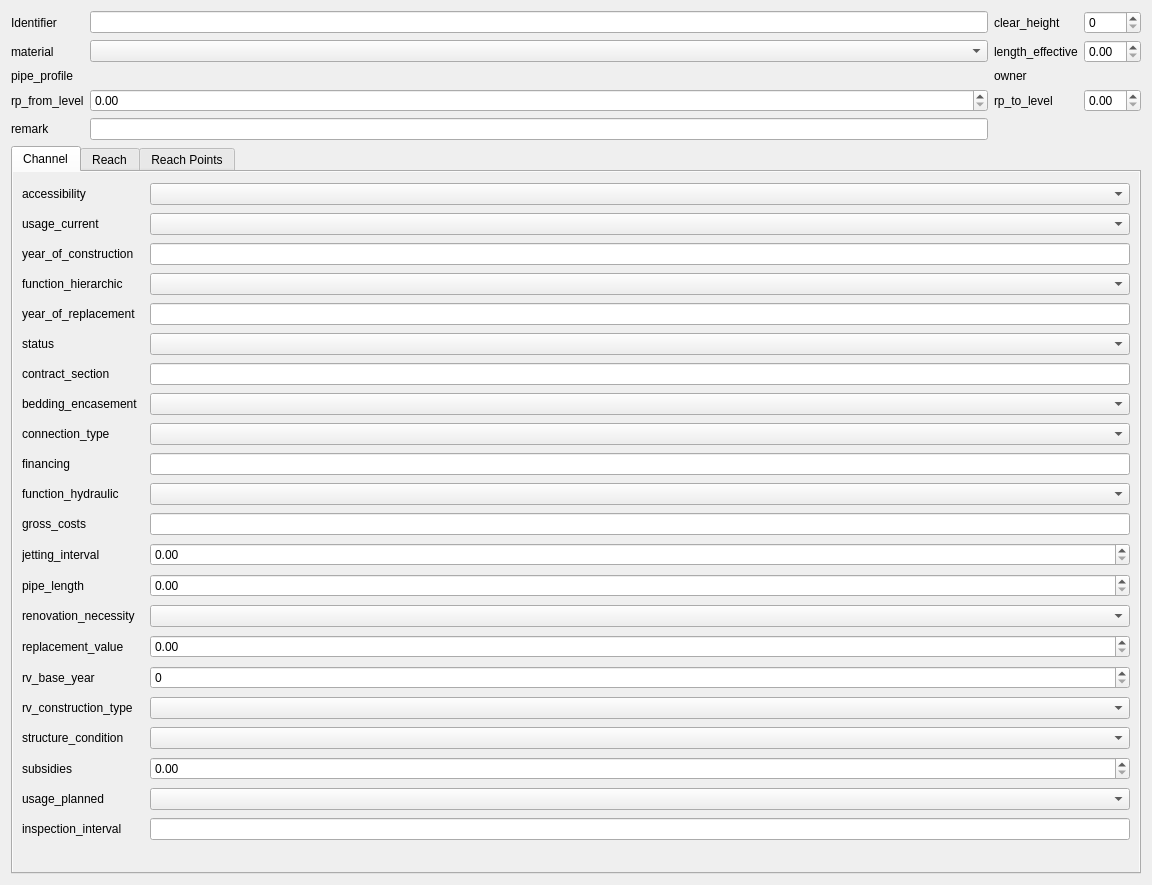
Qt form project/forms/reach-channel-wizard.ui (QGEP/QGEP) before a commit.
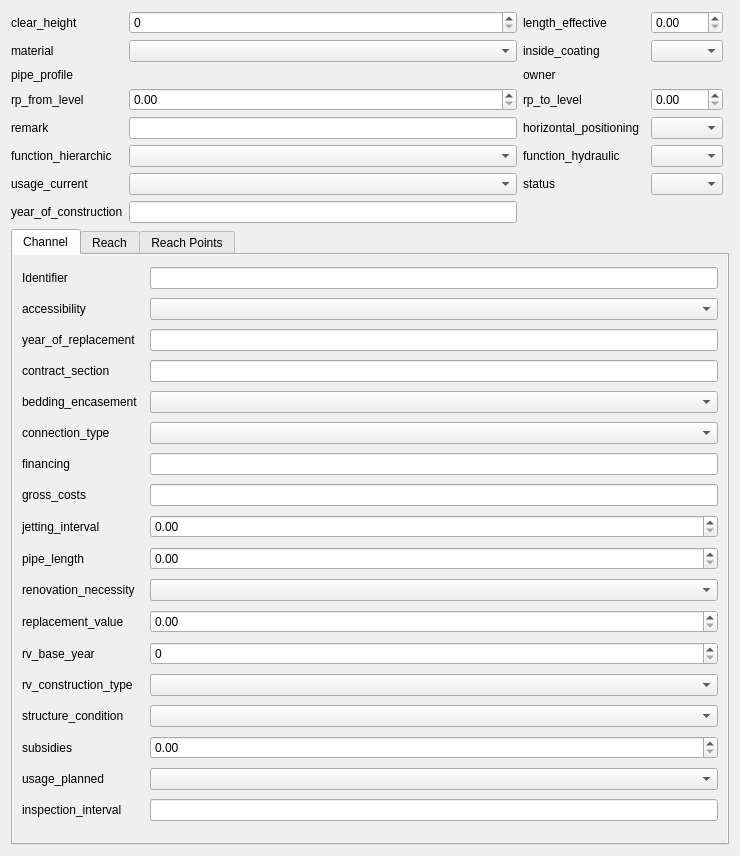
The same form after that commit. The open tabs and pages were chosen to show the change. Custom widgets are drawn as their Qt base class.

Commit message: Improve wizard forms

```diff
--- a/project/forms/reach-channel-wizard.ui
+++ b/project/forms/reach-channel-wizard.ui
@@ -6,51 +6,14 @@
    <rect>
     <x>0</x>
     <y>0</y>
-    <width>1152</width>
-    <height>885</height>
+    <width>740</width>
+    <height>856</height>
    </rect>
   </property>
   <property name="windowTitle">
    <string>Form</string>
   </property>
   <layout class="QGridLayout" name="gridLayout">
-   <item row="0" column="0">
-    <widget class="QLabel" name="label_17">
-     <property name="text">
-      <string>Identifier</string>
-     </property>
-    </widget>
-   </item>
-   <item row="2" column="0">
-    <widget class="QLabel" name="label_15">
-     <property name="text">
-      <string>pipe_profile</string>
-     </property>
-    </widget>
-   </item>
-   <item row="2" column="3">
-    <widget class="QgsRelationReferenceWidget" name="fk_owner"/>
-   </item>
-   <item row="3" column="1">
-    <widget class="QDoubleSpinBox" name="rp_from_level"/>
-   </item>
-   <item row="2" column="2">
-    <widget class="QLabel" name="label_38">
-     <property name="text">
-      <string>owner</string>
-     </property>
-    </widget>
-   </item>
-   <item row="1" column="3">
-    <widget class="QDoubleSpinBox" name="length_effective"/>
-   </item>
-   <item row="1" column="0">
-    <widget class="QLabel" name="label_8">
-     <property name="text">
-      <string>material</string>
-     </property>
-    </widget>
-   </item>
    <item row="2" column="1">
     <widget class="QgsRelationReferenceWidget" name="fk_pipe_profile">
      <property name="embedForm" stdset="0">
@@ -61,34 +24,82 @@
      </property>
     </widget>
    </item>
-   <item row="0" column="1">
-    <widget class="QLineEdit" name="identifier">
-     <property name="sizePolicy">
-      <sizepolicy hsizetype="Minimum" vsizetype="Fixed">
-       <horstretch>0</horstretch>
-       <verstretch>0</verstretch>
-      </sizepolicy>
+   <item row="8" column="0">
+    <widget class="QLabel" name="label_47">
+     <property name="text">
+      <string>year_of_construction</string>
      </property>
     </widget>
    </item>
+   <item row="2" column="4">
+    <widget class="QgsRelationReferenceWidget" name="fk_owner"/>
+   </item>
+   <item row="2" column="2">
+    <widget class="QLabel" name="label_38">
+     <property name="text">
+      <string>owner</string>
+     </property>
+    </widget>
+   </item>
+   <item row="3" column="1">
+    <widget class="QDoubleSpinBox" name="rp_from_level"/>
+   </item>
+   <item row="7" column="2">
+    <widget class="QLabel" name="label_41">
+     <property name="text">
+      <string>status</string>
+     </property>
+    </widget>
+   </item>
+   <item row="2" column="0">
+    <widget class="QLabel" name="label_15">
+     <property name="text">
+      <string>pipe_profile</string>
+     </property>
+    </widget>
+   </item>
+   <item row="5" column="2">
+    <widget class="QLabel" name="label_62">
+     <property name="text">
+      <string>function_hydraulic</string>
+     </property>
+    </widget>
+   </item>
+   <item row="7" column="1">
+    <widget class="QComboBox" name="usage_current"/>
+   </item>
    <item row="0" column="2">
-    <widget class="QLabel" name="label_2">
-     <property name="text">
-      <string>clear_height</string>
-     </property>
-    </widget>
-   </item>
-   <item row="1" column="2">
     <widget class="QLabel" name="label_7">
      <property name="text">
       <string>length_effective</string>
      </property>
     </widget>
    </item>
-   <item row="11" column="0" colspan="4">
+   <item row="0" column="0">
+    <widget class="QLabel" name="label_2">
+     <property name="text">
+      <string>clear_height</string>
+     </property>
+    </widget>
+   </item>
+   <item row="1" column="0">
+    <widget class="QLabel" name="label_8">
+     <property name="text">
+      <string>material</string>
+     </property>
+    </widget>
+   </item>
+   <item row="3" column="2">
+    <widget class="QLabel" name="label_18">
+     <property name="text">
+      <string>rp_to_level</string>
+     </property>
+    </widget>
+   </item>
+   <item row="14" column="0" colspan="6">
     <widget class="QTabWidget" name="tabWidget">
      <property name="currentIndex">
-      <number>0</number>
+      <number>2</number>
      </property>
      <widget class="QWidget" name="tab_4">
       <attribute name="title">
@@ -110,231 +121,198 @@
           <property name="geometry">
            <rect>
             <x>0</x>
-            <y>0</y>
-            <width>1117</width>
-            <height>826</height>
+            <y>-199</y>
+            <width>705</width>
+            <height>686</height>
            </rect>
           </property>
           <layout class="QGridLayout" name="gridLayout_8">
-           <item row="1" column="0">
-            <widget class="QLabel" name="label_40">
-             <property name="text">
-              <string>usage_current</string>
-             </property>
-            </widget>
-           </item>
-           <item row="4" column="2">
-            <widget class="QLineEdit" name="year_of_replacement"/>
-           </item>
-           <item row="17" column="0">
-            <widget class="QLabel" name="label_57">
-             <property name="text">
-              <string>rv_base_year</string>
-             </property>
-            </widget>
-           </item>
-           <item row="8" column="2">
-            <widget class="QComboBox" name="bedding_encasement"/>
-           </item>
            <item row="9" column="0">
-            <widget class="QLabel" name="label_61">
-             <property name="text">
-              <string>connection_type</string>
-             </property>
-            </widget>
-           </item>
-           <item row="7" column="2">
-            <widget class="QLineEdit" name="contract_section"/>
-           </item>
-           <item row="8" column="0">
             <widget class="QLabel" name="label_52">
              <property name="text">
               <string>bedding_encasement</string>
              </property>
             </widget>
            </item>
-           <item row="10" column="0">
-            <widget class="QLabel" name="label_58">
-             <property name="text">
-              <string>financing</string>
-             </property>
-            </widget>
+           <item row="16" column="2">
+            <widget class="QComboBox" name="renovation_necessity"/>
            </item>
-           <item row="14" column="0">
-            <widget class="QLabel" name="label_56">
-             <property name="text">
-              <string>pipe_length</string>
-             </property>
-            </widget>
-           </item>
-           <item row="19" column="2">
-            <widget class="QComboBox" name="structure_condition"/>
-           </item>
-           <item row="9" column="2">
-            <widget class="QComboBox" name="connection_type"/>
+           <item row="23" column="2">
+            <widget class="QLineEdit" name="inspection_interval"/>
            </item>
            <item row="16" column="0">
-            <widget class="QLabel" name="label_60">
+            <widget class="QLabel" name="label_49">
              <property name="text">
-              <string>replacement_value</string>
+              <string>renovation_necessity</string>
              </property>
             </widget>
            </item>
-           <item row="2" column="0">
-            <widget class="QLabel" name="label_47">
-             <property name="text">
-              <string>year_of_construction</string>
-             </property>
-            </widget>
+           <item row="8" column="2">
+            <widget class="QLineEdit" name="contract_section"/>
            </item>
-           <item row="13" column="2">
-            <widget class="QDoubleSpinBox" name="jetting_interval"/>
-           </item>
-           <item row="0" column="0" colspan="2">
-            <widget class="QLabel" name="label_43">
-             <property name="text">
-              <string>accessibility</string>
-             </property>
-            </widget>
-           </item>
-           <item row="7" column="0">
+           <item row="8" column="0">
             <widget class="QLabel" name="label_50">
              <property name="text">
               <string>contract_section</string>
              </property>
             </widget>
            </item>
-           <item row="20" column="0">
-            <widget class="QLabel" name="label_63">
-             <property name="text">
-              <string>subsidies</string>
-             </property>
-            </widget>
-           </item>
-           <item row="2" column="2">
-            <widget class="QLineEdit" name="year_of_construction"/>
-           </item>
-           <item row="14" column="2">
-            <widget class="QDoubleSpinBox" name="pipe_length"/>
-           </item>
-           <item row="10" column="2">
-            <widget class="QLineEdit" name="financing"/>
-           </item>
-           <item row="22" column="2">
-            <widget class="QLineEdit" name="inspection_interval"/>
-           </item>
            <item row="22" column="0">
-            <widget class="QLabel" name="label_55">
-             <property name="text">
-              <string>inspection_interval</string>
-             </property>
-            </widget>
-           </item>
-           <item row="4" column="0">
-            <widget class="QLabel" name="label_46">
-             <property name="text">
-              <string>year_of_replacement</string>
-             </property>
-            </widget>
-           </item>
-           <item row="21" column="0">
             <widget class="QLabel" name="label_54">
              <property name="text">
               <string>usage_planned</string>
              </property>
             </widget>
            </item>
-           <item row="11" column="2">
-            <widget class="QComboBox" name="function_hydraulic"/>
+           <item row="17" column="2">
+            <widget class="QDoubleSpinBox" name="replacement_value"/>
            </item>
-           <item row="18" column="0">
+           <item row="15" column="2">
+            <widget class="QDoubleSpinBox" name="pipe_length"/>
+           </item>
+           <item row="19" column="0">
             <widget class="QLabel" name="label_59">
              <property name="text">
               <string>rv_construction_type</string>
              </property>
             </widget>
            </item>
-           <item row="19" column="0">
+           <item row="1" column="0" colspan="2">
+            <widget class="QLabel" name="label_43">
+             <property name="text">
+              <string>accessibility</string>
+             </property>
+            </widget>
+           </item>
+           <item row="5" column="0">
+            <widget class="QLabel" name="label_46">
+             <property name="text">
+              <string>year_of_replacement</string>
+             </property>
+            </widget>
+           </item>
+           <item row="20" column="0">
             <widget class="QLabel" name="label_53">
              <property name="text">
               <string>structure_condition</string>
              </property>
             </widget>
            </item>
-           <item row="6" column="0" colspan="2">
-            <widget class="QLabel" name="label_41">
+           <item row="20" column="2">
+            <widget class="QComboBox" name="structure_condition"/>
+           </item>
+           <item row="10" column="2">
+            <widget class="QComboBox" name="connection_type"/>
+           </item>
+           <item row="21" column="0">
+            <widget class="QLabel" name="label_63">
              <property name="text">
-              <string>status</string>
+              <string>subsidies</string>
              </property>
             </widget>
            </item>
-           <item row="1" column="2">
-            <widget class="QComboBox" name="usage_current"/>
-           </item>
            <item row="11" column="0">
-            <widget class="QLabel" name="label_62">
+            <widget class="QLabel" name="label_58">
              <property name="text">
-              <string>function_hydraulic</string>
+              <string>financing</string>
              </property>
             </widget>
            </item>
-           <item row="0" column="2">
+           <item row="13" column="2">
+            <widget class="QLineEdit" name="gross_costs"/>
+           </item>
+           <item row="5" column="2">
+            <widget class="QLineEdit" name="year_of_replacement"/>
+           </item>
+           <item row="1" column="2">
             <widget class="QComboBox" name="accessibility"/>
            </item>
-           <item row="3" column="2">
-            <widget class="QComboBox" name="function_hierarchic"/>
+           <item row="14" column="2">
+            <widget class="QDoubleSpinBox" name="jetting_interval"/>
            </item>
-           <item row="15" column="0">
-            <widget class="QLabel" name="label_49">
-             <property name="text">
-              <string>renovation_necessity</string>
-             </property>
-            </widget>
+           <item row="9" column="2">
+            <widget class="QComboBox" name="bedding_encasement"/>
            </item>
-           <item row="13" column="0">
+           <item row="14" column="0">
             <widget class="QLabel" name="label_48">
              <property name="text">
               <string>jetting_interval</string>
              </property>
             </widget>
            </item>
-           <item row="3" column="0">
-            <widget class="QLabel" name="label_39">
+           <item row="15" column="0">
+            <widget class="QLabel" name="label_56">
              <property name="text">
-              <string>function_hierarchic</string>
+              <string>pipe_length</string>
              </property>
             </widget>
            </item>
-           <item row="12" column="2">
-            <widget class="QLineEdit" name="gross_costs"/>
-           </item>
            <item row="21" column="2">
+            <widget class="QDoubleSpinBox" name="subsidies"/>
+           </item>
+           <item row="22" column="2">
             <widget class="QComboBox" name="usage_planned"/>
            </item>
-           <item row="12" column="0">
+           <item row="13" column="0">
             <widget class="QLabel" name="label_51">
              <property name="text">
               <string>gross_costs</string>
              </property>
             </widget>
            </item>
-           <item row="15" column="2">
-            <widget class="QComboBox" name="renovation_necessity"/>
-           </item>
-           <item row="16" column="2">
-            <widget class="QDoubleSpinBox" name="replacement_value"/>
-           </item>
-           <item row="17" column="2">
-            <widget class="QSpinBox" name="rv_base_year"/>
-           </item>
-           <item row="18" column="2">
+           <item row="19" column="2">
             <widget class="QComboBox" name="rv_construction_type"/>
            </item>
-           <item row="20" column="2">
-            <widget class="QDoubleSpinBox" name="subsidies"/>
+           <item row="10" column="0">
+            <widget class="QLabel" name="label_61">
+             <property name="text">
+              <string>connection_type</string>
+             </property>
+            </widget>
            </item>
-           <item row="6" column="2">
-            <widget class="QComboBox" name="status"/>
+           <item row="11" column="2">
+            <widget class="QLineEdit" name="financing"/>
+           </item>
+           <item row="18" column="2">
+            <widget class="QSpinBox" name="rv_base_year"/>
+           </item>
+           <item row="18" column="0">
+            <widget class="QLabel" name="label_57">
+             <property name="text">
+              <string>rv_base_year</string>
+             </property>
+            </widget>
+           </item>
+           <item row="23" column="0">
+            <widget class="QLabel" name="label_55">
+             <property name="text">
+              <string>inspection_interval</string>
+             </property>
+            </widget>
+           </item>
+           <item row="17" column="0">
+            <widget class="QLabel" name="label_60">
+             <property name="text">
+              <string>replacement_value</string>
+             </property>
+            </widget>
+           </item>
+           <item row="0" column="0">
+            <widget class="QLabel" name="label_17">
+             <property name="text">
+              <string>Identifier</string>
+             </property>
+            </widget>
+           </item>
+           <item row="0" column="2">
+            <widget class="QLineEdit" name="identifier">
+             <property name="sizePolicy">
+              <sizepolicy hsizetype="Minimum" vsizetype="Fixed">
+               <horstretch>0</horstretch>
+               <verstretch>0</verstretch>
+              </sizepolicy>
+             </property>
+            </widget>
            </item>
           </layout>
          </widget>
@@ -363,8 +341,8 @@
            <rect>
             <x>0</x>
             <y>0</y>
-            <width>269</width>
-            <height>549</height>
+            <width>705</width>
+            <height>491</height>
            </rect>
           </property>
           <layout class="QFormLayout" name="formLayout_2">
@@ -382,26 +360,6 @@
              </property>
             </widget>
            </item>
-           <item row="5" column="0">
-            <widget class="QLabel" name="label_3">
-             <property name="text">
-              <string>horizontal_positioning</string>
-             </property>
-            </widget>
-           </item>
-           <item row="5" column="1">
-            <widget class="QComboBox" name="horizontal_positioning"/>
-           </item>
-           <item row="6" column="0">
-            <widget class="QLabel" name="label_5">
-             <property name="text">
-              <string>inside_coating</string>
-             </property>
-            </widget>
-           </item>
-           <item row="6" column="1">
-            <widget class="QComboBox" name="inside_coating"/>
-           </item>
            <item row="8" column="0">
             <widget class="QLabel" name="label_6">
              <property name="text">
@@ -542,9 +500,9 @@
              <property name="geometry">
               <rect>
                <x>0</x>
-               <y>0</y>
-               <width>1089</width>
-               <height>292</height>
+               <y>-105</y>
+               <width>677</width>
+               <height>307</height>
               </rect>
              </property>
              <layout class="QFormLayout" name="formLayout_3">
@@ -652,9 +610,9 @@
              <property name="geometry">
               <rect>
                <x>0</x>
-               <y>0</y>
-               <width>1089</width>
-               <height>292</height>
+               <y>-104</y>
+               <width>677</width>
+               <height>307</height>
               </rect>
              </property>
              <layout class="QFormLayout" name="formLayout_4">
@@ -742,18 +700,42 @@
      </widget>
     </widget>
    </item>
-   <item row="3" column="3">
-    <widget class="QDoubleSpinBox" name="rp_to_level"/>
+   <item row="7" column="0">
+    <widget class="QLabel" name="label_40">
+     <property name="text">
+      <string>usage_current</string>
+     </property>
+    </widget>
    </item>
-   <item row="3" column="2">
-    <widget class="QLabel" name="label_18">
+   <item row="4" column="0">
+    <widget class="QLabel" name="label_37">
      <property name="text">
-      <string>rp_to_level</string>
+      <string>remark</string>
      </property>
     </widget>
    </item>
-   <item row="0" column="3">
-    <widget class="QSpinBox" name="clear_height"/>
+   <item row="5" column="0">
+    <widget class="QLabel" name="label_39">
+     <property name="text">
+      <string>function_hierarchic</string>
+     </property>
+    </widget>
+   </item>
+   <item row="7" column="4">
+    <widget class="QComboBox" name="status"/>
+   </item>
+   <item row="4" column="2">
+    <widget class="QLabel" name="label_3">
+     <property name="text">
+      <string>horizontal_positioning</string>
+     </property>
+    </widget>
+   </item>
+   <item row="4" column="4">
+    <widget class="QComboBox" name="horizontal_positioning"/>
+   </item>
+   <item row="5" column="1">
+    <widget class="QComboBox" name="function_hierarchic"/>
    </item>
    <item row="1" column="1">
     <widget class="QComboBox" name="material">
@@ -772,16 +754,34 @@
      </property>
     </widget>
    </item>
-   <item row="4" column="0">
-    <widget class="QLabel" name="label_37">
-     <property name="text">
-      <string>remark</string>
-     </property>
-    </widget>
-   </item>
    <item row="4" column="1">
     <widget class="QLineEdit" name="remark"/>
    </item>
+   <item row="5" column="4">
+    <widget class="QComboBox" name="function_hydraulic"/>
+   </item>
+   <item row="0" column="1">
+    <widget class="QSpinBox" name="clear_height"/>
+   </item>
+   <item row="8" column="1">
+    <widget class="QLineEdit" name="year_of_construction"/>
+   </item>
+   <item row="3" column="4">
+    <widget class="QDoubleSpinBox" name="rp_to_level"/>
+   </item>
+   <item row="0" column="4">
+    <widget class="QDoubleSpinBox" name="length_effective"/>
+   </item>
+   <item row="1" column="2">
+    <widget class="QLabel" name="label_5">
+     <property name="text">
+      <string>inside_coating</string>
+     </property>
+    </widget>
+   </item>
+   <item row="1" column="4">
+    <widget class="QComboBox" name="inside_coating"/>
+   </item>
   </layout>
  </widget>
  <customwidgets>
```
Left out of the diff: 63 changed lines with no effect on the pictures. The commit also changes 2 other files.
